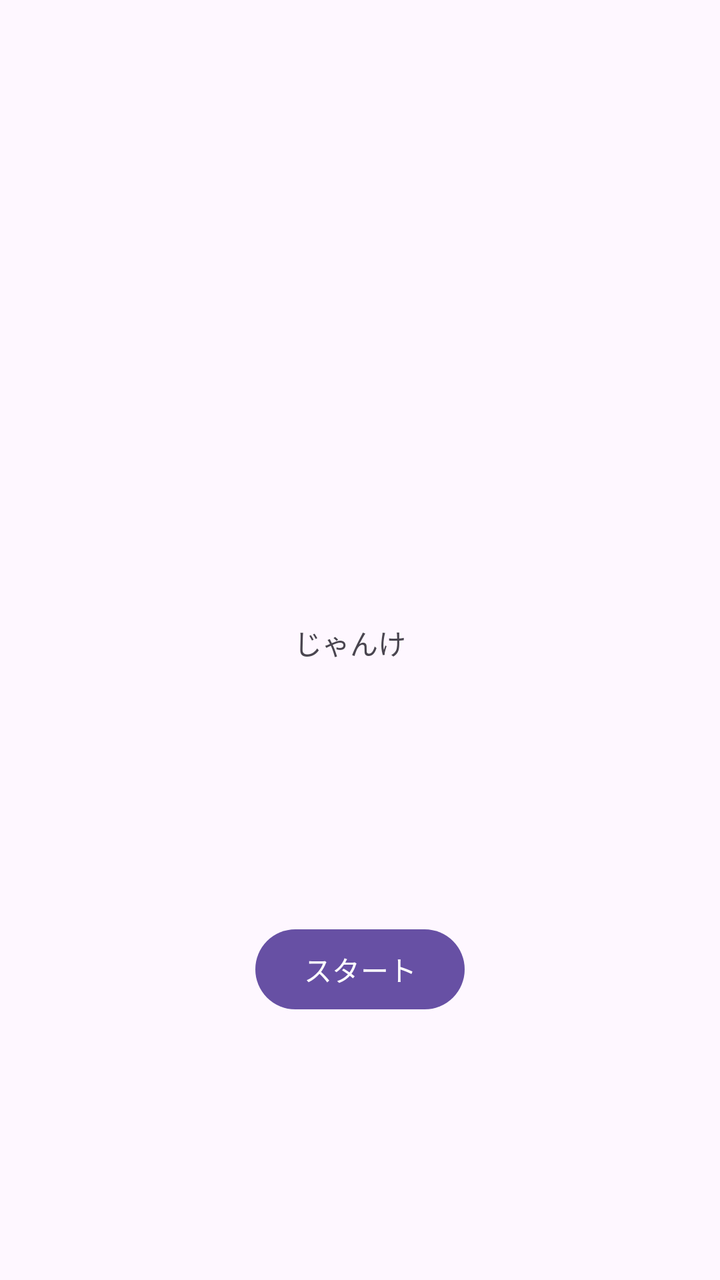
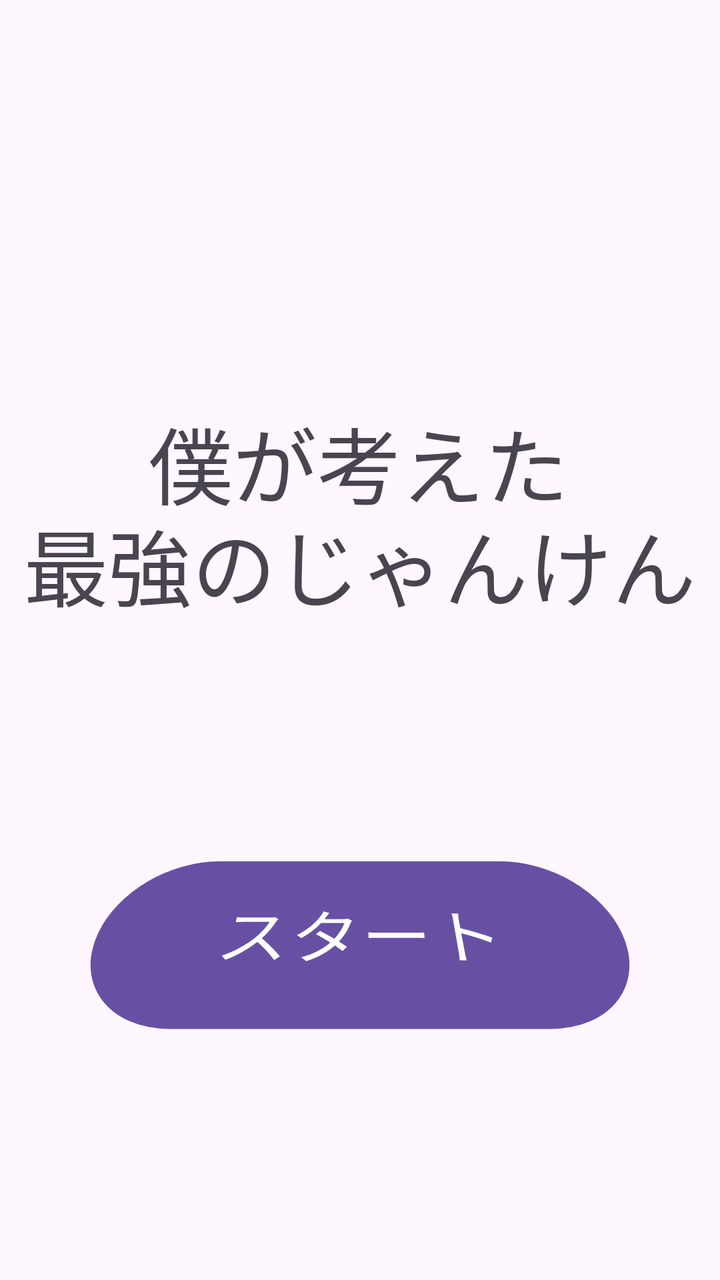

Before-and-after screenshots of an Android layout around one commit, followed by the original layout XML and the change that was made.
<!-- AndroidManifest.xml: application theme Theme.HelloAndroid -->
<!-- res/layout/activity_main.xml -->
<?xml version="1.0" encoding="utf-8"?>
<androidx.constraintlayout.widget.ConstraintLayout xmlns:android="http://schemas.android.com/apk/res/android"
    xmlns:app="http://schemas.android.com/apk/res-auto"
    xmlns:tools="http://schemas.android.com/tools"
    android:layout_width="match_parent"
    android:layout_height="match_parent"
    tools:context=".MainActivity">

    <TextView
        android:id="@+id/textView"
        android:layout_width="66dp"
        android:layout_height="18dp"
        android:text="じゃんけん"
        app:layout_constraintBottom_toBottomOf="parent"
        app:layout_constraintEnd_toEndOf="parent"
        app:layout_constraintStart_toStartOf="parent"
        app:layout_constraintTop_toTopOf="parent" />

    <Button
        android:id="@+id/button"
        android:layout_width="wrap_content"
        android:layout_height="wrap_content"
        android:text="スタート"
        app:layout_constraintBottom_toBottomOf="parent"
        app:layout_constraintEnd_toEndOf="parent"
        app:layout_constraintStart_toStartOf="parent"
        app:layout_constraintTop_toBottomOf="@+id/textView" />

</androidx.constraintlayout.widget.ConstraintLayout>
<!-- resources referenced by this layout -->
<resources>
  <style name="Theme.HelloAndroid" parent="Base.Theme.HelloAndroid" />
  <style name="Base.Theme.HelloAndroid" parent="Theme.Material3.DayNight.NoActionBar">
          
          
      </style>
</resources>

<!-- the commit's change to res/layout/activity_main.xml (unified diff, before → after) -->
@@ -6,24 +6,44 @@
     android:layout_height="match_parent"
     tools:context=".MainActivity">
 
-    <TextView
-        android:id="@+id/textView"
-        android:layout_width="66dp"
-        android:layout_height="18dp"
-        android:text="じゃんけん"
-        app:layout_constraintBottom_toBottomOf="parent"
-        app:layout_constraintEnd_toEndOf="parent"
-        app:layout_constraintStart_toStartOf="parent"
-        app:layout_constraintTop_toTopOf="parent" />
-
     <Button
         android:id="@+id/button"
         android:layout_width="wrap_content"
         android:layout_height="wrap_content"
+        android:rotationX="35"
+        android:scaleX="2.5"
+        android:scaleY="2.5"
         android:text="スタート"
         app:layout_constraintBottom_toBottomOf="parent"
         app:layout_constraintEnd_toEndOf="parent"
         app:layout_constraintStart_toStartOf="parent"
-        app:layout_constraintTop_toBottomOf="@+id/textView" />
+        app:layout_constraintTop_toBottomOf="@+id/Text2" />
+
+    <TextView
+        android:id="@+id/Text"
+        android:layout_width="wrap_content"
+        android:layout_height="wrap_content"
+        android:scaleX="3"
+        android:scaleY="3"
+        android:text="僕が考えた"
+        app:layout_constraintBottom_toBottomOf="parent"
+        app:layout_constraintEnd_toEndOf="parent"
+        app:layout_constraintHorizontal_bias="0.498"
+        app:layout_constraintStart_toStartOf="parent"
+        app:layout_constraintTop_toTopOf="parent"
+        app:layout_constraintVertical_bias="0.357" />
+
+    <TextView
+        android:id="@+id/Text2"
+        android:layout_width="wrap_content"
+        android:layout_height="wrap_content"
+        android:scaleX="3"
+        android:scaleY="3"
+        android:text="最強のじゃんけん"
+        app:layout_constraintBottom_toBottomOf="parent"
+        app:layout_constraintEnd_toEndOf="parent"
+        app:layout_constraintStart_toStartOf="parent"
+        app:layout_constraintTop_toTopOf="parent"
+        app:layout_constraintVertical_bias="0.439" />
 
 </androidx.constraintlayout.widget.ConstraintLayout>
